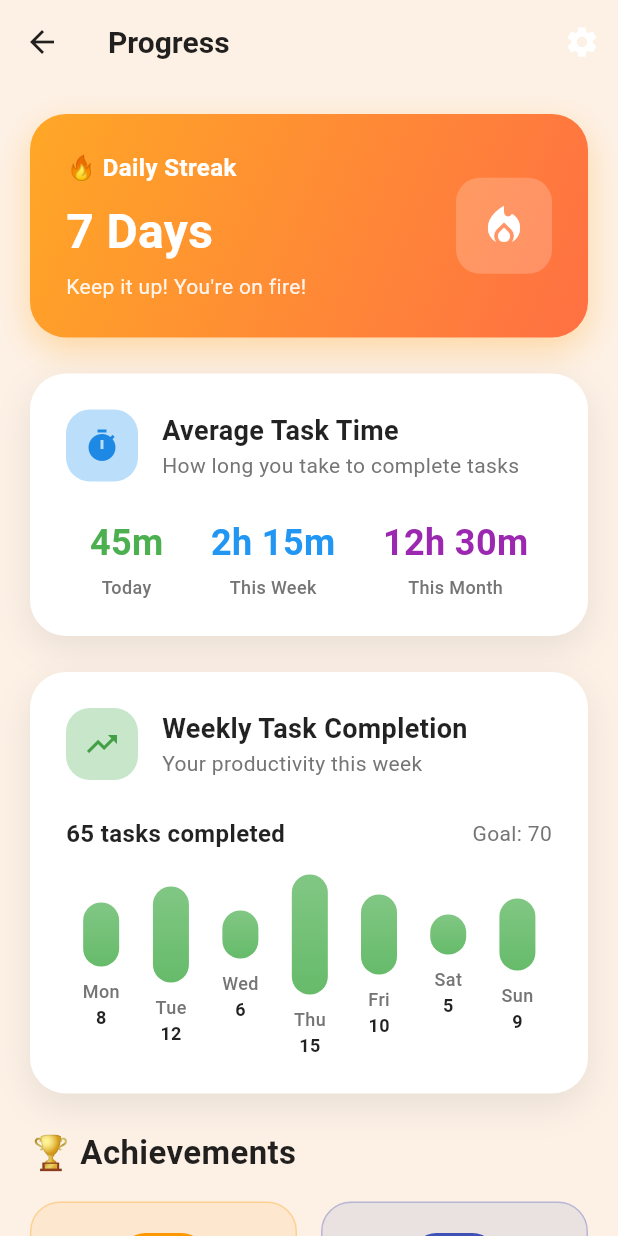
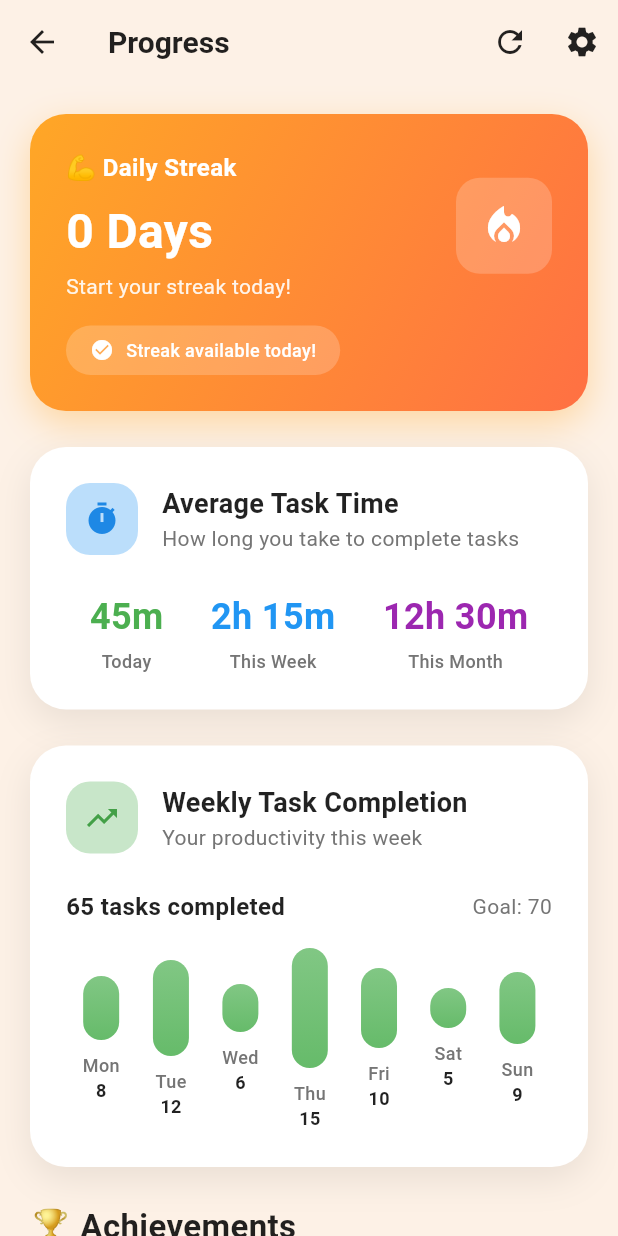
Before and after one commit to sakibahammed/AI-powered-Study-Planner-and-Learning-Assistant, a Flutter app: the screen it shows once a user with an empty profile is signed in, item 5 of the bottom bar chosen, after a tap on the "settings" icon, on a phone screen of 412 x 824 dp. Run offline on Flutter 3.47's test engine with Material 3 defaults, Android fonts, the phone set to English and light mode, and no system bars; our stand-ins replace cloud_firestore, file_picker, firebase_auth, firebase_core, flutter_local_notifications, shared_preferences and 2 more; accounts and stored records are empty.

Commit message:
daily streak is completed

```diff
--- /dev/null
+++ b/ai_study_planner/lib/models/streak.dart
@@ -0,0 +1,102 @@
+class Streak {
+  final int currentStreak;
+  final int longestStreak;
+  final DateTime lastCompletedDate;
+  final List<DateTime> completedDates;
+
+  Streak({
+    required this.currentStreak,
+    required this.longestStreak,
+    required this.lastCompletedDate,
+    required this.completedDates,
+  });
+
+  factory Streak.initial() {
+    return Streak(
+      currentStreak: 0,
+      longestStreak: 0,
+      lastCompletedDate: DateTime.now().subtract(Duration(days: 1)),
+      completedDates: [],
+    );
+  }
+
+  factory Streak.fromJson(Map<String, dynamic> json) {
+    return Streak(
+      currentStreak: json['currentStreak'] ?? 0,
+      longestStreak: json['longestStreak'] ?? 0,
+      lastCompletedDate: DateTime.parse(
+        json['lastCompletedDate'] ?? DateTime.now().toIso8601String(),
+      ),
+      completedDates:
+          (json['completedDates'] as List<dynamic>?)
+              ?.map((date) => DateTime.parse(date))
+              .toList() ??
+          [],
+    );
+  }
+
+  Map<String, dynamic> toJson() {
+    return {
+      'currentStreak': currentStreak,
+      'longestStreak': longestStreak,
+      'lastCompletedDate': lastCompletedDate.toIso8601String(),
+      'completedDates': completedDates
+          .map((date) => date.toIso8601String())
+          .toList(),
+    };
+  }
+
+  // Check if a date is today
+  bool isToday(DateTime date) {
+    final now = DateTime.now();
+    return date.year == now.year &&
+        date.month == now.month &&
+        date.day == now.day;
+  }
+
+  // Check if a date is yesterday
+  bool isYesterday(DateTime date) {
+    final yesterday = DateTime.now().subtract(Duration(days: 1));
+    return date.year == yesterday.year &&
+        date.month == yesterday.month &&
+        date.day == yesterday.day;
+  }
+
+  // Check if a date is consecutive to the last completed date
+  bool isConsecutive(DateTime date) {
+    if (completedDates.isEmpty) return true;
+
+    final lastDate = completedDates.last;
+    final difference = date.difference(lastDate).inDays;
+    return difference == 1;
+  }
+
+  // Get streak message based on current streak
+  String getStreakMessage() {
+    if (currentStreak == 0) {
+      return 'Start your streak today!';
+    } else if (currentStreak == 1) {
+      return 'Great start! Keep going!';
+    } else if (currentStreak < 5) {
+      return 'You\'re building momentum!';
+    } else if (currentStreak < 10) {
+      return 'Impressive dedication!';
+    } else if (currentStreak < 20) {
+      return 'You\'re on fire! 🔥';
+    } else if (currentStreak < 50) {
+      return 'Unstoppable! 💪';
+    } else {
+      return 'Legendary! You\'re unstoppable! 🏆';
+    }
+  }
+
+  // Get streak emoji based on current streak
+  String getStreakEmoji() {
+    if (currentStreak == 0) return '💪';
+    if (currentStreak < 3) return '🔥';
+    if (currentStreak < 7) return '🔥🔥';
+    if (currentStreak < 14) return '🔥🔥🔥';
+    if (currentStreak < 30) return '🔥🔥🔥🔥';
+    return '🔥🔥🔥🔥🔥';
+  }
+}
--- a/ai_study_planner/lib/models/task_service.dart
+++ b/ai_study_planner/lib/models/task_service.dart
@@ -2,6 +2,7 @@ import 'dart:convert';
 import 'package:shared_preferences/shared_preferences.dart';
 import 'task.dart';
 import '../services/notification_service.dart';
+import '../services/streak_service.dart';
 
 class TaskService {
   static final TaskService _instance = TaskService._internal();
@@ -118,6 +119,16 @@ class TaskService {
         'TaskService: Updated task ${task.title} completion to $isCompleted',
       );
       await _saveTasksToStorage();
+
+      // Earn streak if task is completed
+      if (isCompleted) {
+        try {
+          await StreakService.instance.earnStreakForToday();
+          print('🔥 Streak earned for completing task: ${task.title}');
+        } catch (e) {
+          print('❌ Error earning streak: $e');
+        }
+      }
     }
   }
 
--- a/ai_study_planner/lib/screens/features/progress/progress_screen.dart
+++ b/ai_study_planner/lib/screens/features/progress/progress_screen.dart
@@ -1,5 +1,7 @@
 import 'package:flutter/material.dart';
 import '../../../theme/app_colors.dart';
+import '../../../services/streak_service.dart';
+import '../../../models/streak.dart';
 
 class ProgressScreen extends StatefulWidget {
   const ProgressScreen({super.key});
@@ -9,6 +11,31 @@ class ProgressScreen extends StatefulWidget {
 }
 
 class _ProgressScreenState extends State<ProgressScreen> {
+  final StreakService _streakService = StreakService.instance;
+  Streak? _currentStreak;
+  bool _isLoading = true;
+
+  @override
+  void initState() {
+    super.initState();
+    _loadStreakData();
+  }
+
+  Future<void> _loadStreakData() async {
+    try {
+      await _streakService.initialize();
+      setState(() {
+        _currentStreak = _streakService.currentStreak;
+        _isLoading = false;
+      });
+    } catch (e) {
+      print('Error loading streak data: $e');
+      setState(() {
+        _isLoading = false;
+      });
+    }
+  }
+
   @override
   Widget build(BuildContext context) {
     return Scaffold(
@@ -30,7 +57,12 @@ class _ProgressScreenState extends State<ProgressScreen> {
         ),
         actions: [
           IconButton(
-            icon: Icon(Icons.settings, color: Colors.white),
+            icon: Icon(Icons.refresh, color: Colors.black87),
+            onPressed: () => _loadStreakData(),
+            tooltip: 'Refresh streak data',
+          ),
+          IconButton(
+            icon: Icon(Icons.settings, color: Colors.black87),
             onPressed: () {},
           ),
         ],
@@ -67,6 +99,30 @@ class _ProgressScreenState extends State<ProgressScreen> {
   }
 
   Widget _buildStreakCard() {
+    if (_isLoading) {
+      return Container(
+        padding: EdgeInsets.all(24),
+        decoration: BoxDecoration(
+          gradient: LinearGradient(
+            begin: Alignment.topLeft,
+            end: Alignment.bottomRight,
+            colors: [Colors.orange[400]!, Colors.deepOrange[400]!],
+          ),
+          borderRadius: BorderRadius.circular(24),
+        ),
+        child: Center(
+          child: CircularProgressIndicator(
+            valueColor: AlwaysStoppedAnimation<Color>(Colors.white),
+          ),
+        ),
+      );
+    }
+
+    final streak = _currentStreak ?? Streak.initial();
+    final canEarnToday = _streakService.canEarnStreakToday();
+    final streakMessage = streak.getStreakMessage();
+    final streakEmoji = streak.getStreakEmoji();
+
     return Container(
       padding: EdgeInsets.all(24),
       decoration: BoxDecoration(
@@ -84,14 +140,17 @@ class _ProgressScreenState extends State<ProgressScreen> {
           ),
         ],
       ),
-      child: Row(
+      child: Column(
+        crossAxisAlignment: CrossAxisAlignment.start,
+        children: [
+          Row(
             children: [
               Expanded(
                 child: Column(
                   crossAxisAlignment: CrossAxisAlignment.start,
                   children: [
                     Text(
-                  '🔥 Daily Streak',
+                      '$streakEmoji Daily Streak',
                       style: TextStyle(
                         color: Colors.white,
                         fontSize: 16,
@@ -100,7 +159,7 @@ class _ProgressScreenState extends State<ProgressScreen> {
                     ),
                     SizedBox(height: 8),
                     Text(
-                  '7 Days',
+                      '${streak.currentStreak} Days',
                       style: TextStyle(
                         color: Colors.white,
                         fontSize: 32,
@@ -109,7 +168,7 @@ class _ProgressScreenState extends State<ProgressScreen> {
                     ),
                     SizedBox(height: 4),
                     Text(
-                  'Keep it up! You\'re on fire!',
+                      streakMessage,
                       style: TextStyle(
                         color: Colors.white.withValues(alpha: 0.9),
                         fontSize: 14,
@@ -130,6 +189,48 @@ class _ProgressScreenState extends State<ProgressScreen> {
                   size: 32,
                 ),
               ),
+            ],
+          ),
+          SizedBox(height: 16),
+          // Streak status indicator
+          Container(
+            padding: EdgeInsets.symmetric(horizontal: 16, vertical: 8),
+            decoration: BoxDecoration(
+              color: Colors.white.withValues(alpha: 0.2),
+              borderRadius: BorderRadius.circular(20),
+            ),
+            child: Row(
+              mainAxisSize: MainAxisSize.min,
+              children: [
+                Icon(
+                  canEarnToday ? Icons.check_circle : Icons.schedule,
+                  color: Colors.white,
+                  size: 16,
+                ),
+                SizedBox(width: 8),
+                Text(
+                  canEarnToday
+                      ? 'Streak available today!'
+                      : 'Streak earned today',
+                  style: TextStyle(
+                    color: Colors.white,
+                    fontSize: 12,
+                    fontWeight: FontWeight.w500,
+                  ),
+                ),
+              ],
+            ),
+          ),
+          if (streak.longestStreak > 0) ...[
+            SizedBox(height: 12),
+            Text(
+              '🏆 Longest streak: ${streak.longestStreak} days',
+              style: TextStyle(
+                color: Colors.white.withValues(alpha: 0.8),
+                fontSize: 12,
+              ),
+            ),
+          ],
         ],
       ),
     );
--- /dev/null
+++ b/ai_study_planner/lib/services/streak_service.dart
@@ -0,0 +1,166 @@
+import 'dart:convert';
+import 'package:shared_preferences/shared_preferences.dart';
+import '../models/streak.dart';
+
+class StreakService {
+  static const String _streakKey = 'user_streak';
+  static StreakService? _instance;
+  Streak? _currentStreak;
+
+  StreakService._();
+
+  static StreakService get instance {
+    _instance ??= StreakService._();
+    return _instance!;
+  }
+
+  // Initialize the streak service
+  Future<void> initialize() async {
+    await _loadStreak();
+  }
+
+  // Get current streak
+  Streak get currentStreak => _currentStreak ?? Streak.initial();
+
+  // Load streak from storage
+  Future<void> _loadStreak() async {
+    try {
+      final prefs = await SharedPreferences.getInstance();
+      final streakJson = prefs.getString(_streakKey);
+
+      if (streakJson != null) {
+        final streakData = json.decode(streakJson);
+        _currentStreak = Streak.fromJson(streakData);
+      } else {
+        _currentStreak = Streak.initial();
+      }
+    } catch (e) {
+      print('Error loading streak: $e');
+      _currentStreak = Streak.initial();
+    }
+  }
+
+  // Save streak to storage
+  Future<void> _saveStreak() async {
+    try {
+      final prefs = await SharedPreferences.getInstance();
+      final streakJson = json.encode(_currentStreak!.toJson());
+      await prefs.setString(_streakKey, streakJson);
+    } catch (e) {
+      print('Error saving streak: $e');
+    }
+  }
+
+  // Check if user can earn streak for today
+  bool canEarnStreakToday() {
+    if (_currentStreak == null) return true;
+
+    final today = DateTime.now();
+    final lastCompleted = _currentStreak!.lastCompletedDate;
+
+    // Check if we already earned streak today
+    if (_currentStreak!.isToday(lastCompleted)) {
+      return false;
+    }
+
+    return true;
+  }
+
+  // Earn streak for today (called when user completes a task)
+  Future<void> earnStreakForToday() async {
+    if (!canEarnStreakToday()) {
+      print('Already earned streak for today');
+      return;
+    }
+
+    final today = DateTime.now();
+
+    if (_currentStreak == null) {
+      _currentStreak = Streak.initial();
+    }
+
+    // Check if this is consecutive to the last completed date
+    if (_currentStreak!.isConsecutive(today)) {
+      // Continue the streak
+      _currentStreak = Streak(
+        currentStreak: _currentStreak!.currentStreak + 1,
+        longestStreak:
+            (_currentStreak!.currentStreak + 1 > _currentStreak!.longestStreak)
+            ? _currentStreak!.currentStreak + 1
+            : _currentStreak!.longestStreak,
+        lastCompletedDate: today,
+        completedDates: [..._currentStreak!.completedDates, today],
+      );
+    } else if (_currentStreak!.isYesterday(_currentStreak!.lastCompletedDate)) {
+      // Break in streak, start new one
+      _currentStreak = Streak(
+        currentStreak: 1,
+        longestStreak: _currentStreak!.longestStreak,
+        lastCompletedDate: today,
+        completedDates: [..._currentStreak!.completedDates, today],
+      );
+    } else {
+      // Gap in streak, start new one
+      _currentStreak = Streak(
+        currentStreak: 1,
+        longestStreak: _currentStreak!.longestStreak,
+        lastCompletedDate: today,
+        completedDates: [..._currentStreak!.completedDates, today],
+      );
+    }
+
+    await _saveStreak();
+    print('Streak updated: ${_currentStreak!.currentStreak} days');
+  }
+
+  // Reset streak (for testing or user preference)
+  Future<void> resetStreak() async {
+    _currentStreak = Streak.initial();
+    await _saveStreak();
+  }
+
+  // Get streak statistics
+  Map<String, dynamic> getStreakStats() {
+    if (_currentStreak == null) return {};
+
+    return {
+      'currentStreak': _currentStreak!.currentStreak,
+      'longestStreak': _currentStreak!.longestStreak,
+      'lastCompletedDate': _currentStreak!.lastCompletedDate,
+      'completedDates': _currentStreak!.completedDates,
+      'canEarnToday': canEarnStreakToday(),
+      'streakMessage': _currentStreak!.getStreakMessage(),
+      'streakEmoji': _currentStreak!.getStreakEmoji(),
+    };
+  }
+
+  // Check if streak is about to break (missed yesterday)
+  bool isStreakAboutToBreak() {
+    if (_currentStreak == null || _currentStreak!.currentStreak == 0)
+      return false;
+
+    final today = DateTime.now();
+    final lastCompleted = _currentStreak!.lastCompletedDate;
+
+    // If last completed was 2 or more days ago, streak is broken
+    final difference = today.difference(lastCompleted).inDays;
+    return difference >= 2;
+  }
+
+  // Get motivational message based on streak status
+  String getMotivationalMessage() {
+    if (_currentStreak == null || _currentStreak!.currentStreak == 0) {
+      return 'Start your journey today! Every great streak begins with a single step.';
+    }
+
+    if (isStreakAboutToBreak()) {
+      return 'Don\'t let your streak break! Complete a task today to keep it alive!';
+    }
+
+    if (_currentStreak!.currentStreak == 1) {
+      return 'Great start! Complete a task tomorrow to build your streak!';
+    }
+
+    return 'Amazing! You\'re on a ${_currentStreak!.currentStreak}-day streak! Keep it going!';
+  }
+}
```
Lines whose indentation alone changed are shown as unchanged.
